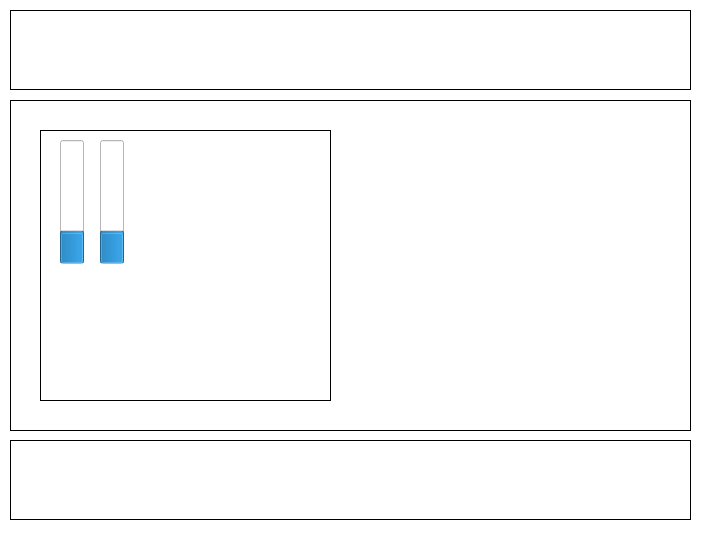
The window that Serial Port Example/Serial_Port_Example/widget.ui (IvanZend/Learning-QT) describes before a commit, drawn with Qt 5.
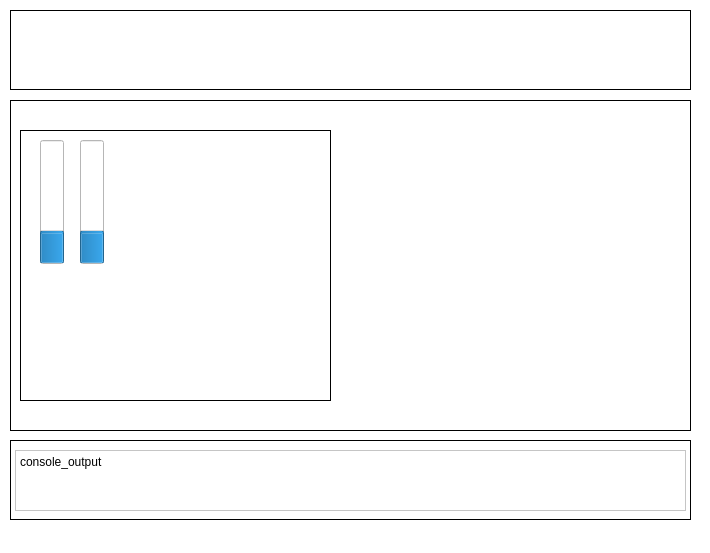
The same window after the commit. Custom widgets are drawn as their Qt base class.

Commit message: console int

```diff
--- a/Serial Port Example/Serial_Port_Example/widget.ui
+++ b/Serial Port Example/Serial_Port_Example/widget.ui
@@ -7,7 +7,7 @@
     <x>0</x>
     <y>0</y>
     <width>710</width>
-    <height>551</height>
+    <height>553</height>
    </rect>
   </property>
   <property name="palette">
@@ -484,14 +484,52 @@
     </rect>
    </property>
    <property name="sizePolicy">
-    <sizepolicy hsizetype="Expanding" vsizetype="Expanding">
+    <sizepolicy hsizetype="Expanding" vsizetype="Fixed">
      <horstretch>0</horstretch>
      <verstretch>0</verstretch>
     </sizepolicy>
    </property>
+   <property name="minimumSize">
+    <size>
+     <width>0</width>
+     <height>80</height>
+    </size>
+   </property>
+   <property name="maximumSize">
+    <size>
+     <width>16777215</width>
+     <height>80</height>
+    </size>
+   </property>
    <property name="frameShape">
     <enum>QFrame::Box</enum>
    </property>
+   <widget class="QTextBrowser" name="textBrowser_console">
+    <property name="geometry">
+     <rect>
+      <x>5</x>
+      <y>10</y>
+      <width>671</width>
+      <height>61</height>
+     </rect>
+    </property>
+    <property name="sizePolicy">
+     <sizepolicy hsizetype="Preferred" vsizetype="Expanding">
+      <horstretch>0</horstretch>
+      <verstretch>0</verstretch>
+     </sizepolicy>
+    </property>
+    <property name="html">
+     <string>&lt;!DOCTYPE HTML PUBLIC &quot;-//W3C//DTD HTML 4.0//EN&quot; &quot;http://www.w3.org/TR/REC-html40/strict.dtd&quot;&gt;
+&lt;html&gt;&lt;head&gt;&lt;meta name=&quot;qrichtext&quot; content=&quot;1&quot; /&gt;&lt;meta charset=&quot;utf-8&quot; /&gt;&lt;style type=&quot;text/css&quot;&gt;
+p, li { white-space: pre-wrap; }
+hr { height: 1px; border-width: 0; }
+li.unchecked::marker { content: &quot;\2610&quot;; }
+li.checked::marker { content: &quot;\2612&quot;; }
+&lt;/style&gt;&lt;/head&gt;&lt;body style=&quot; font-family:'Segoe UI'; font-size:9pt; font-weight:400; font-style:normal;&quot;&gt;
+&lt;p style=&quot; margin-top:0px; margin-bottom:0px; margin-left:0px; margin-right:0px; -qt-block-indent:0; text-indent:0px;&quot;&gt;console_output&lt;/p&gt;&lt;/body&gt;&lt;/html&gt;</string>
+    </property>
+   </widget>
   </widget>
   <widget class="QFrame" name="wCenter">
    <property name="geometry">
@@ -524,9 +562,9 @@
    <widget class="QFrame" name="wSensors">
     <property name="geometry">
      <rect>
-      <x>30</x>
+      <x>10</x>
       <y>30</y>
-      <width>291</width>
+      <width>311</width>
       <height>271</height>
      </rect>
     </property>
```
The commit also changes 22 other files.
